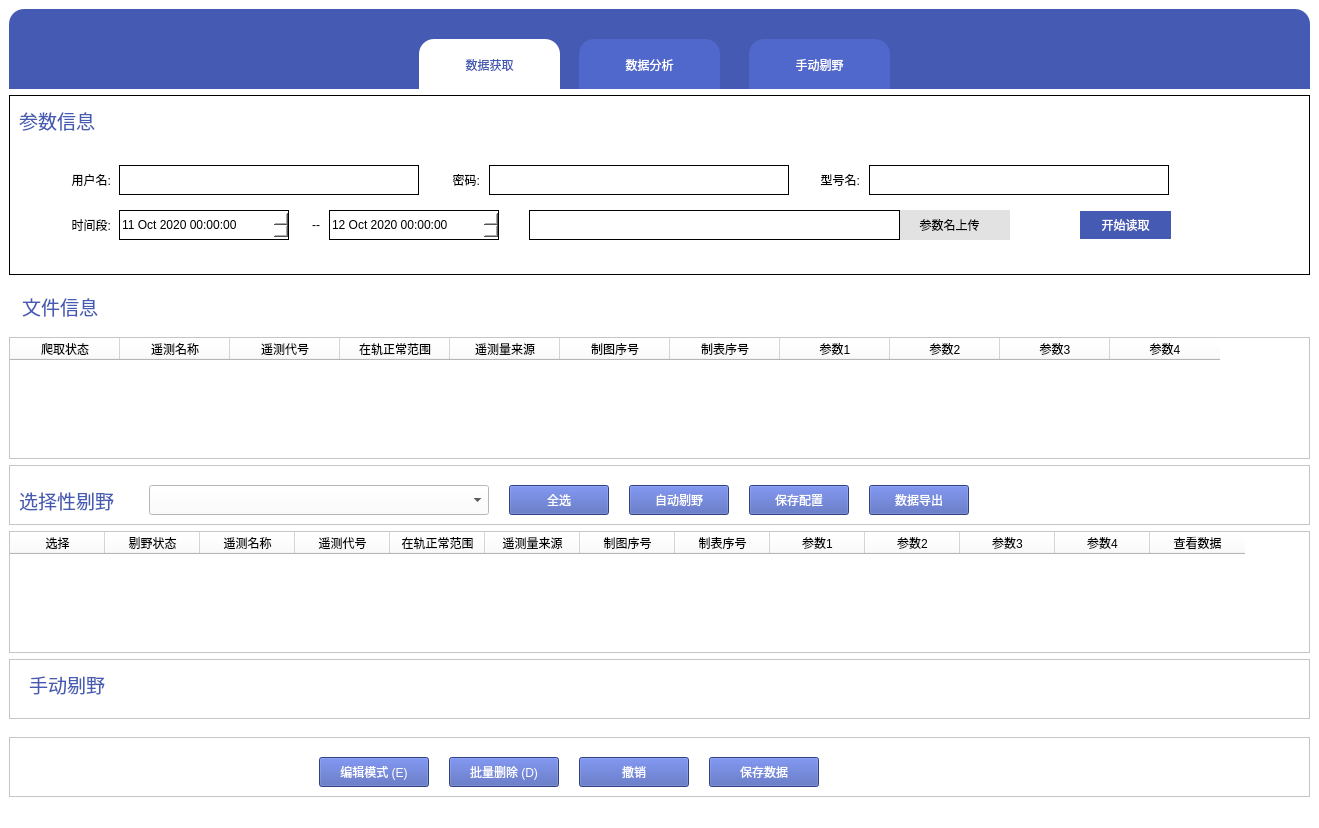
This is interface.ui in Shen-LW/analysis_xp as Qt 5 draws it before an edit. The edited form follows.
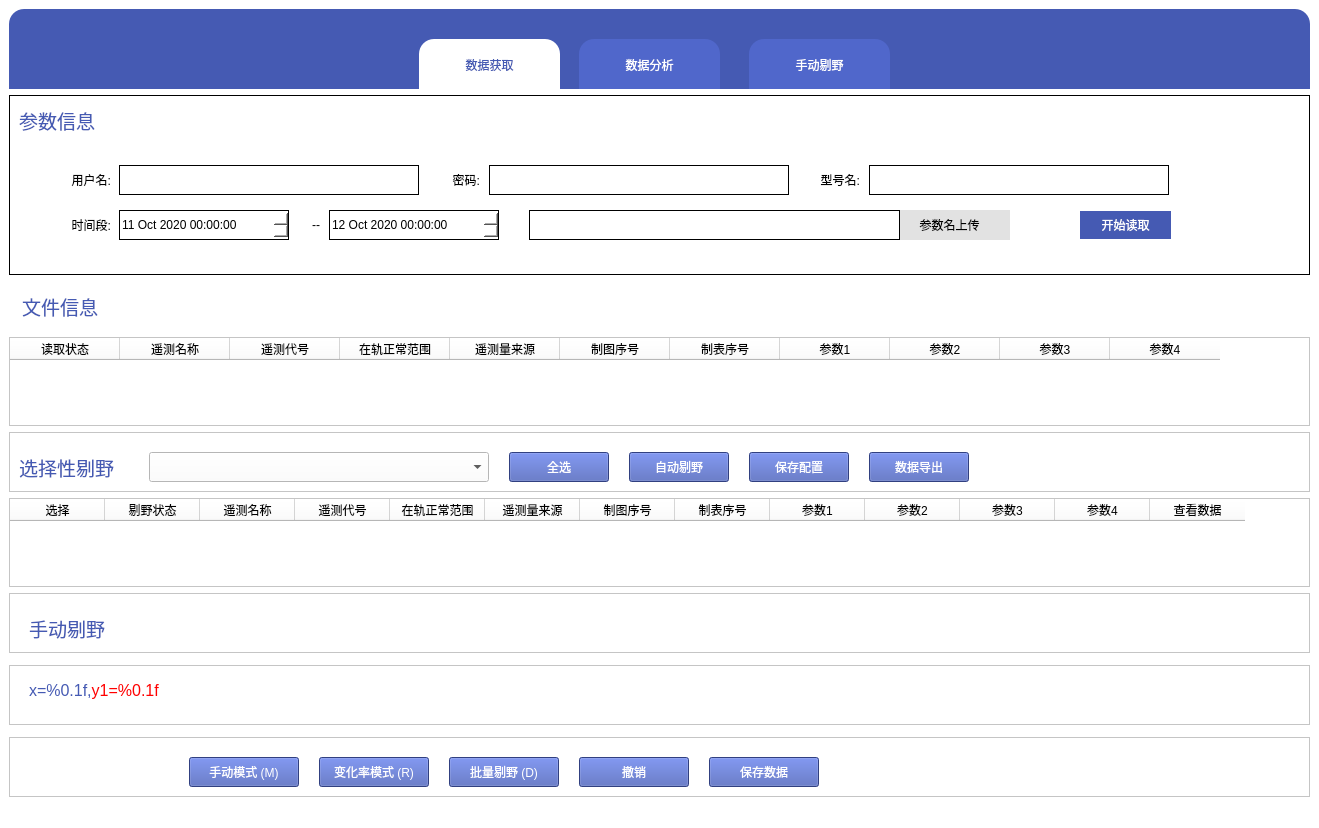
This is the edited form.

Commit message: 变化率剔野暂存

Diff of the .ui file:
```diff
--- a/interface.ui
+++ b/interface.ui
@@ -454,7 +454,7 @@
       </attribute>
       <column>
        <property name="text">
-        <string>爬取状态</string>
+        <string>读取状态</string>
        </property>
       </column>
       <column>
@@ -738,7 +738,7 @@
        <property name="geometry">
         <rect>
          <x>20</x>
-         <y>10</y>
+         <y>20</y>
          <width>101</width>
          <height>31</height>
         </rect>
@@ -766,6 +766,55 @@
     <item>
      <widget class="QWidget" name="l_widget" native="true"/>
     </item>
+    <item>
+     <widget class="QFrame" name="frame_6">
+      <property name="minimumSize">
+       <size>
+        <width>0</width>
+        <height>60</height>
+       </size>
+      </property>
+      <property name="maximumSize">
+       <size>
+        <width>16777215</width>
+        <height>60</height>
+       </size>
+      </property>
+      <property name="frameShape">
+       <enum>QFrame::StyledPanel</enum>
+      </property>
+      <property name="frameShadow">
+       <enum>QFrame::Raised</enum>
+      </property>
+      <widget class="QLabel" name="position_lable">
+       <property name="geometry">
+        <rect>
+         <x>20</x>
+         <y>10</y>
+         <width>501</width>
+         <height>31</height>
+        </rect>
+       </property>
+       <property name="font">
+        <font>
+         <family>Microsoft YaHei UI</family>
+         <pointsize>14</pointsize>
+         <weight>9</weight>
+         <italic>false</italic>
+         <bold>false</bold>
+        </font>
+       </property>
+       <property name="styleSheet">
+        <string notr="true">color:#455ab3;
+font: 75 14pt &quot;Microsoft YaHei UI&quot;;
+border:0px;</string>
+       </property>
+       <property name="text">
+        <string>&lt;span style='font-size: 12pt'&gt;x=%0.1f,&lt;span style='color: red'&gt;y1=%0.1f&lt;/span&gt;</string>
+       </property>
+      </widget>
+     </widget>
+    </item>
     <item>
      <widget class="QWidget" name="r_widget" native="true"/>
     </item>
@@ -809,7 +858,7 @@
       <widget class="QPushButton" name="edit_btn">
        <property name="geometry">
         <rect>
-         <x>310</x>
+         <x>180</x>
          <y>20</y>
          <width>110</width>
          <height>30</height>
@@ -820,7 +869,7 @@
 font: 10pt &quot;Microsoft YaHei UI&quot;;</string>
        </property>
        <property name="text">
-        <string>编辑模式 (E)</string>
+        <string>手动模式 (M)</string>
        </property>
       </widget>
       <widget class="QPushButton" name="delete_btn">
@@ -837,7 +886,7 @@
 font: 10pt &quot;Microsoft YaHei UI&quot;;</string>
        </property>
        <property name="text">
-        <string>批量删除 (D)</string>
+        <string>批量剔野 (D)</string>
        </property>
       </widget>
       <widget class="QPushButton" name="undo_btn">
@@ -857,6 +906,23 @@
         <string>撤销</string>
        </property>
       </widget>
+      <widget class="QPushButton" name="rate_btn">
+       <property name="geometry">
+        <rect>
+         <x>310</x>
+         <y>20</y>
+         <width>110</width>
+         <height>30</height>
+        </rect>
+       </property>
+       <property name="styleSheet">
+        <string notr="true">background-color:#455ab3;color:#fff;
+font: 10pt &quot;Microsoft YaHei UI&quot;;</string>
+       </property>
+       <property name="text">
+        <string>变化率模式 (R)</string>
+       </property>
+      </widget>
      </widget>
     </item>
    </layout>
```
Left out of the diff: 4 changed lines with no effect on the pictures. The commit also changes 5 other files.
